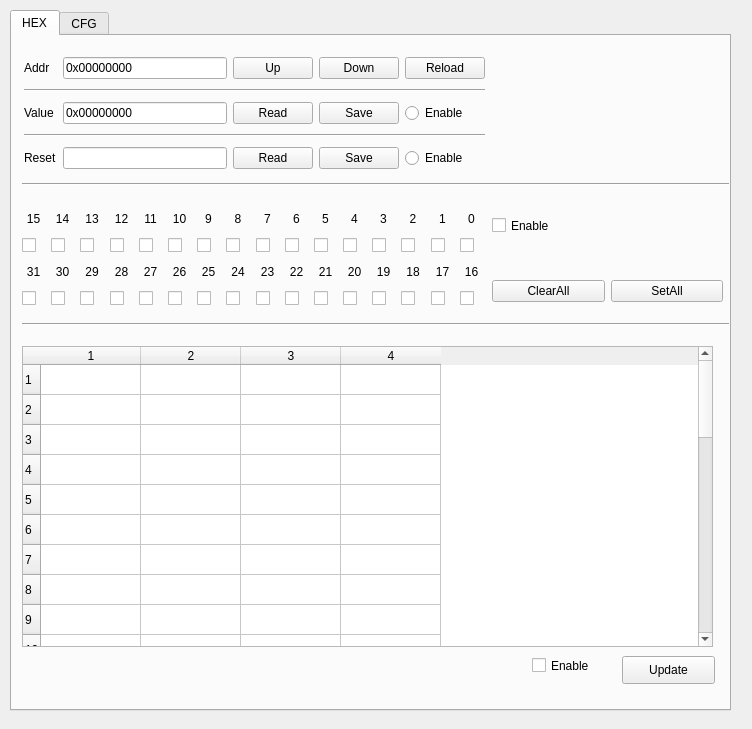
Above: ui_register.ui from guaguagua/register_cfg before the change. Below: the same form after it.
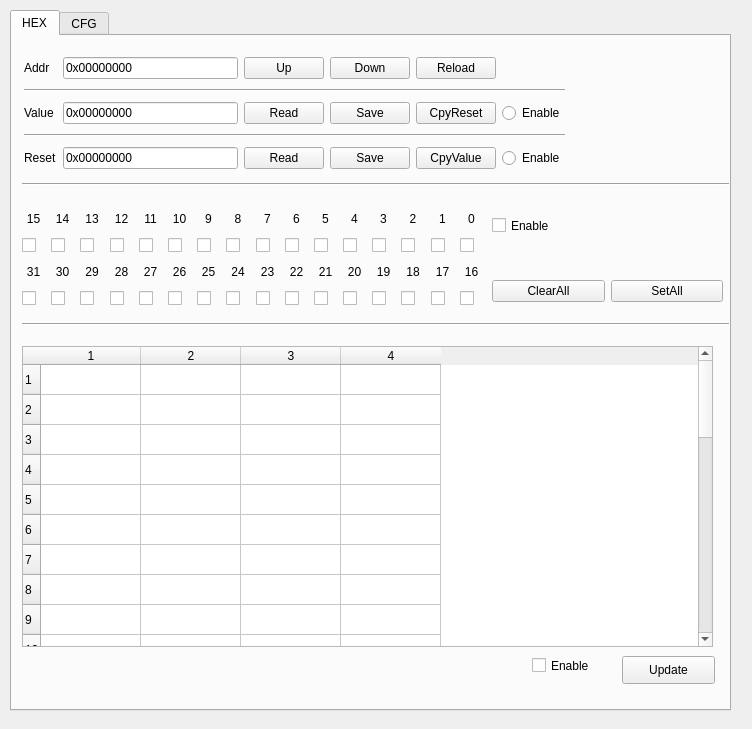
That is the form after the change. The open tabs and pages were chosen to show the change.

Patch:
```diff
--- a/ui_register.ui
+++ b/ui_register.ui
@@ -842,20 +842,46 @@
        <string>Enable</string>
       </property>
      </widget>
-     <widget class="QWidget" name="">
+     <widget class="QWidget" name="layoutWidget">
       <property name="geometry">
        <rect>
         <x>12</x>
         <y>17</y>
-        <width>461</width>
+        <width>541</width>
         <height>120</height>
        </rect>
       </property>
-      <layout class="QGridLayout" name="gridLayout" columnstretch="0,1,0,0,0">
-       <item row="0" column="0">
-        <widget class="QLabel" name="label">
+      <layout class="QGridLayout" name="gridLayout" columnstretch="0,1,0,0,0,0">
+       <item row="0" column="3">
+        <widget class="QPushButton" name="hex_addr_down">
+         <property name="font">
+          <font>
+           <pointsize>9</pointsize>
+          </font>
+         </property>
+         <property name="toolTip">
+          <string>down addr</string>
+         </property>
          <property name="text">
-          <string>Addr </string>
+          <string>Down</string>
+         </property>
+        </widget>
+       </item>
+       <item row="0" column="2">
+        <widget class="QPushButton" name="hex_addr_up">
+         <property name="font">
+          <font>
+           <pointsize>9</pointsize>
+          </font>
+         </property>
+         <property name="toolTip">
+          <string>up addr</string>
+         </property>
+         <property name="text">
+          <string>Up</string>
+         </property>
+         <property name="flat">
+          <bool>false</bool>
          </property>
         </widget>
        </item>
@@ -878,39 +904,6 @@
          </property>
         </widget>
        </item>
-       <item row="0" column="2">
-        <widget class="QPushButton" name="hex_addr_up">
-         <property name="font">
-          <font>
-           <pointsize>9</pointsize>
-          </font>
-         </property>
-         <property name="toolTip">
-          <string>up addr</string>
-         </property>
-         <property name="text">
-          <string>Up</string>
-         </property>
-         <property name="flat">
-          <bool>false</bool>
-         </property>
-        </widget>
-       </item>
-       <item row="0" column="3">
-        <widget class="QPushButton" name="hex_addr_down">
-         <property name="font">
-          <font>
-           <pointsize>9</pointsize>
-          </font>
-         </property>
-         <property name="toolTip">
-          <string>down addr</string>
-         </property>
-         <property name="text">
-          <string>Down</string>
-         </property>
-        </widget>
-       </item>
        <item row="2" column="0">
         <widget class="QLabel" name="label_2">
          <property name="text">
@@ -919,12 +912,23 @@
         </widget>
        </item>
        <item row="4" column="1">
-        <widget class="QLineEdit" name="hex_line_edit_reset_value"/>
+        <widget class="QLineEdit" name="hex_line_edit_reset_value">
+         <property name="text">
+          <string>0x00000000</string>
+         </property>
+        </widget>
        </item>
-       <item row="4" column="3">
-        <widget class="QPushButton" name="hex_reset_value_save_btn">
+       <item row="0" column="0">
+        <widget class="QLabel" name="label">
          <property name="text">
-          <string>Save</string>
+          <string>Addr </string>
+         </property>
+        </widget>
+       </item>
+       <item row="4" column="2">
+        <widget class="QPushButton" name="hex_reset_value_read_btn">
+         <property name="text">
+          <string>Read</string>
          </property>
         </widget>
        </item>
@@ -938,6 +942,13 @@
          </property>
         </widget>
        </item>
+       <item row="4" column="3">
+        <widget class="QPushButton" name="hex_reset_value_save_btn">
+         <property name="text">
+          <string>Save</string>
+         </property>
+        </widget>
+       </item>
        <item row="4" column="0">
         <widget class="QLabel" name="label_4">
          <property name="text">
@@ -945,13 +956,6 @@
          </property>
         </widget>
        </item>
-       <item row="4" column="2">
-        <widget class="QPushButton" name="hex_reset_value_read_btn">
-         <property name="text">
-          <string>Read</string>
-         </property>
-        </widget>
-       </item>
        <item row="2" column="1">
         <widget class="QLineEdit" name="hex_line_edit_value">
          <property name="text">
@@ -959,6 +963,16 @@
          </property>
         </widget>
        </item>
+       <item row="4" column="5">
+        <widget class="QRadioButton" name="hex_update_reset_enable_radio">
+         <property name="toolTip">
+          <string>update bit cfg value to Value</string>
+         </property>
+         <property name="text">
+          <string>Enable</string>
+         </property>
+        </widget>
+       </item>
        <item row="2" column="3">
         <widget class="QPushButton" name="hex_save_btn">
          <property name="toolTip">
@@ -969,6 +983,37 @@
          </property>
         </widget>
        </item>
+       <item row="1" column="0" colspan="6">
+        <widget class="Line" name="line_3">
+         <property name="orientation">
+          <enum>Qt::Horizontal</enum>
+         </property>
+        </widget>
+       </item>
+       <item row="2" column="5">
+        <widget class="QRadioButton" name="hex_update_value_enable_radio">
+         <property name="toolTip">
+          <string>update bit cfg value to Reset</string>
+         </property>
+         <property name="text">
+          <string>Enable</string>
+         </property>
+        </widget>
+       </item>
+       <item row="3" column="0" colspan="6">
+        <widget class="Line" name="line_4">
+         <property name="orientation">
+          <enum>Qt::Horizontal</enum>
+         </property>
+        </widget>
+       </item>
+       <item row="2" column="4">
+        <widget class="QPushButton" name="hex_copy_reset_btn">
+         <property name="text">
+          <string>CpyReset</string>
+         </property>
+        </widget>
+       </item>
        <item row="0" column="4">
         <widget class="QPushButton" name="hex_reload_btn">
          <property name="toolTip">
@@ -979,43 +1024,16 @@
          </property>
         </widget>
        </item>
-       <item row="1" column="0" colspan="5">
-        <widget class="Line" name="line_3">
-         <property name="orientation">
-          <enum>Qt::Horizontal</enum>
-         </property>
-        </widget>
-       </item>
-       <item row="3" column="0" colspan="5">
-        <widget class="Line" name="line_4">
-         <property name="orientation">
-          <enum>Qt::Horizontal</enum>
-         </property>
-        </widget>
-       </item>
-       <item row="2" column="4">
-        <widget class="QRadioButton" name="hex_update_value_enable_radio">
-         <property name="toolTip">
-          <string>update bit cfg value to Reset</string>
-         </property>
-         <property name="text">
-          <string>Enable</string>
-         </property>
-        </widget>
-       </item>
        <item row="4" column="4">
-        <widget class="QRadioButton" name="hex_update_reset_enable_radio">
-         <property name="toolTip">
-          <string>update bit cfg value to Value</string>
-         </property>
+        <widget class="QPushButton" name="hex_copy_value_btn">
          <property name="text">
-          <string>Enable</string>
+          <string>CpyValue</string>
          </property>
         </widget>
        </item>
       </layout>
      </widget>
-     <widget class="QWidget" name="">
+     <widget class="QWidget" name="layoutWidget">
       <property name="geometry">
        <rect>
         <x>480</x>
```
Left out of the diff: 38 changed lines with no effect on the pictures.
